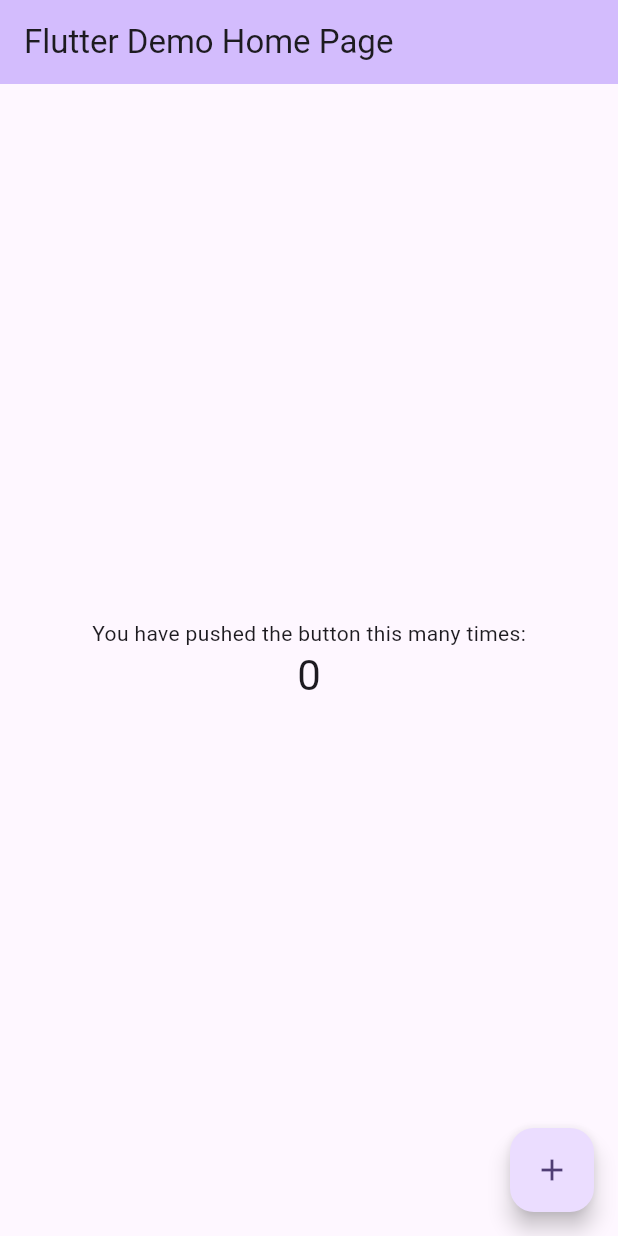
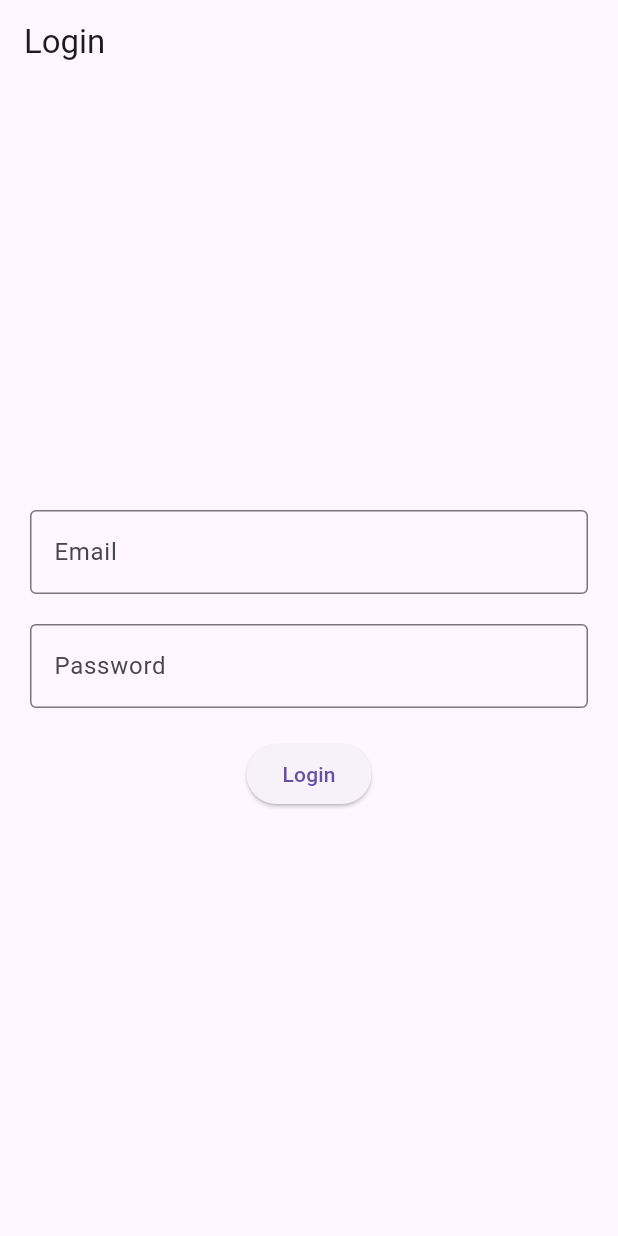
Before and after one commit to VanPhuc-027/githubdesktop_CCMT, a Flutter app: the screen it shows after launch, on a phone screen of 412 x 824 dp. Run offline on Flutter 3.47's test engine with Material 3 defaults, Android fonts, the light colour scheme and no system bars.

Commit message:
feat: add login UI
Commit to feature/login

```diff
--- a/githubdesktop/lib/main.dart
+++ b/githubdesktop/lib/main.dart
@@ -1,4 +1,5 @@
 import 'package:flutter/material.dart';
+import 'screens/login_screen.dart';
 
 void main() {
   runApp(const MyApp());
@@ -7,116 +8,11 @@ void main() {
 class MyApp extends StatelessWidget {
   const MyApp({super.key});
 
-  // This widget is the root of your application.
   @override
   Widget build(BuildContext context) {
-    return MaterialApp(
-      title: 'Flutter Demo',
-      theme: ThemeData(
-        // This is the theme of your application.
-        //
-        // TRY THIS: Try running your application with "flutter run". You'll see
-        // the application has a purple toolbar. Then, without quitting the app,
-        // try changing the seedColor in the colorScheme below to Colors.green
-        // and then invoke "hot reload" (save your changes or press the "hot
-        // reload" button in a Flutter-supported IDE, or press "r" if you used
-        // the command line to start the app).
-        //
-        // Notice that the counter didn't reset back to zero; the application
-        // state is not lost during the reload. To reset the state, use hot
-        // restart instead.
-        //
-        // This works for code too, not just values: Most code changes can be
-        // tested with just a hot reload.
-        colorScheme: .fromSeed(seedColor: Colors.deepPurple),
-      ),
-      home: const MyHomePage(title: 'Flutter Demo Home Page'),
+    return const MaterialApp(
+      debugShowCheckedModeBanner: false,
+      home: LoginScreen(),
     );
   }
 }
-
-class MyHomePage extends StatefulWidget {
-  const MyHomePage({super.key, required this.title});
-
-  // This widget is the home page of your application. It is stateful, meaning
-  // that it has a State object (defined below) that contains fields that affect
-  // how it looks.
-
-  // This class is the configuration for the state. It holds the values (in this
-  // case the title) provided by the parent (in this case the App widget) and
-  // used by the build method of the State. Fields in a Widget subclass are
-  // always marked "final".
-
-  final String title;
-
-  @override
-  State<MyHomePage> createState() => _MyHomePageState();
-}
-
-class _MyHomePageState extends State<MyHomePage> {
-  int _counter = 0;
-
-  void _incrementCounter() {
-    setState(() {
-      // This call to setState tells the Flutter framework that something has
-      // changed in this State, which causes it to rerun the build method below
-      // so that the display can reflect the updated values. If we changed
-      // _counter without calling setState(), then the build method would not be
-      // called again, and so nothing would appear to happen.
-      _counter++;
-    });
-  }
-
-  @override
-  Widget build(BuildContext context) {
-    // This method is rerun every time setState is called, for instance as done
-    // by the _incrementCounter method above.
-    //
-    // The Flutter framework has been optimized to make rerunning build methods
-    // fast, so that you can just rebuild anything that needs updating rather
-    // than having to individually change instances of widgets.
-    return Scaffold(
-      appBar: AppBar(
-        // TRY THIS: Try changing the color here to a specific color (to
-        // Colors.amber, perhaps?) and trigger a hot reload to see the AppBar
-        // change color while the other colors stay the same.
-        backgroundColor: Theme.of(context).colorScheme.inversePrimary,
-        // Here we take the value from the MyHomePage object that was created by
-        // the App.build method, and use it to set our appbar title.
-        title: Text(widget.title),
-      ),
-      body: Center(
-        // Center is a layout widget. It takes a single child and positions it
-        // in the middle of the parent.
-        child: Column(
-          // Column is also a layout widget. It takes a list of children and
-          // arranges them vertically. By default, it sizes itself to fit its
-          // children horizontally, and tries to be as tall as its parent.
-          //
-          // Column has various properties to control how it sizes itself and
-          // how it positions its children. Here we use mainAxisAlignment to
-          // center the children vertically; the main axis here is the vertical
-          // axis because Columns are vertical (the cross axis would be
-          // horizontal).
-          //
-          // TRY THIS: Invoke "debug painting" (choose the "Toggle Debug Paint"
-          // action in the IDE, or press "p" in the console), to see the
-          // wireframe for each widget.
-          mainAxisAlignment: .center,
-          children: [
-            const Text('You have pushed the button this many times:'),
-            Text(
-              '$_counter',
-              style: Theme.of(context).textTheme.headlineMedium,
-            ),
-          ],
-        ),
-      ),
-      floatingActionButton: FloatingActionButton(
-        onPressed: _incrementCounter,
-        tooltip: 'Increment',
-        child: const Icon(Icons.add),
-      ),
-    );
-  }
-}
--- /dev/null
+++ b/githubdesktop/lib/screens/home_screen.dart
@@ -0,0 +1,18 @@
+import 'package:flutter/material.dart';
+
+class HomeScreen extends StatelessWidget {
+  const HomeScreen({super.key});
+
+  @override
+  Widget build(BuildContext context) {
+    return Scaffold(
+      appBar: AppBar(title: const Text("Home")),
+      body: const Center(
+        child: Text(
+          "Login thành công 🎉",
+          style: TextStyle(fontSize: 22),
+        ),
+      ),
+    );
+  }
+}
--- /dev/null
+++ b/githubdesktop/lib/screens/login_screen.dart
@@ -0,0 +1,66 @@
+import 'package:flutter/material.dart';
+import 'home_screen.dart';
+
+class LoginScreen extends StatefulWidget {
+  const LoginScreen({super.key});
+
+  @override
+  State<LoginScreen> createState() => _LoginScreenState();
+}
+
+class _LoginScreenState extends State<LoginScreen> {
+  final _emailController = TextEditingController();
+  final _passwordController = TextEditingController();
+
+  void _login() {
+    String email = _emailController.text.trim();
+    String password = _passwordController.text.trim();
+
+    if (email == "admin@gmail.com" && password == "123456") {
+      Navigator.pushReplacement(
+        context,
+        MaterialPageRoute(builder: (_) => const HomeScreen()),
+      );
+    } else {
+      ScaffoldMessenger.of(context).showSnackBar(
+        const SnackBar(content: Text("Sai tài khoản hoặc mật khẩu")),
+      );
+    }
+  }
+
+  @override
+  Widget build(BuildContext context) {
+    return Scaffold(
+      appBar: AppBar(title: const Text("Login")),
+      body: Padding(
+        padding: const EdgeInsets.all(20),
+        child: Column(
+          mainAxisAlignment: MainAxisAlignment.center,
+          children: [
+            TextField(
+              controller: _emailController,
+              decoration: const InputDecoration(
+                labelText: "Email",
+                border: OutlineInputBorder(),
+              ),
+            ),
+            const SizedBox(height: 20),
+            TextField(
+              controller: _passwordController,
+              obscureText: true,
+              decoration: const InputDecoration(
+                labelText: "Password",
+                border: OutlineInputBorder(),
+              ),
+            ),
+            const SizedBox(height: 20),
+            ElevatedButton(
+              onPressed: _login,
+              child: const Text("Login"),
+            )
+          ],
+        ),
+      ),
+    );
+  }
+}
```
